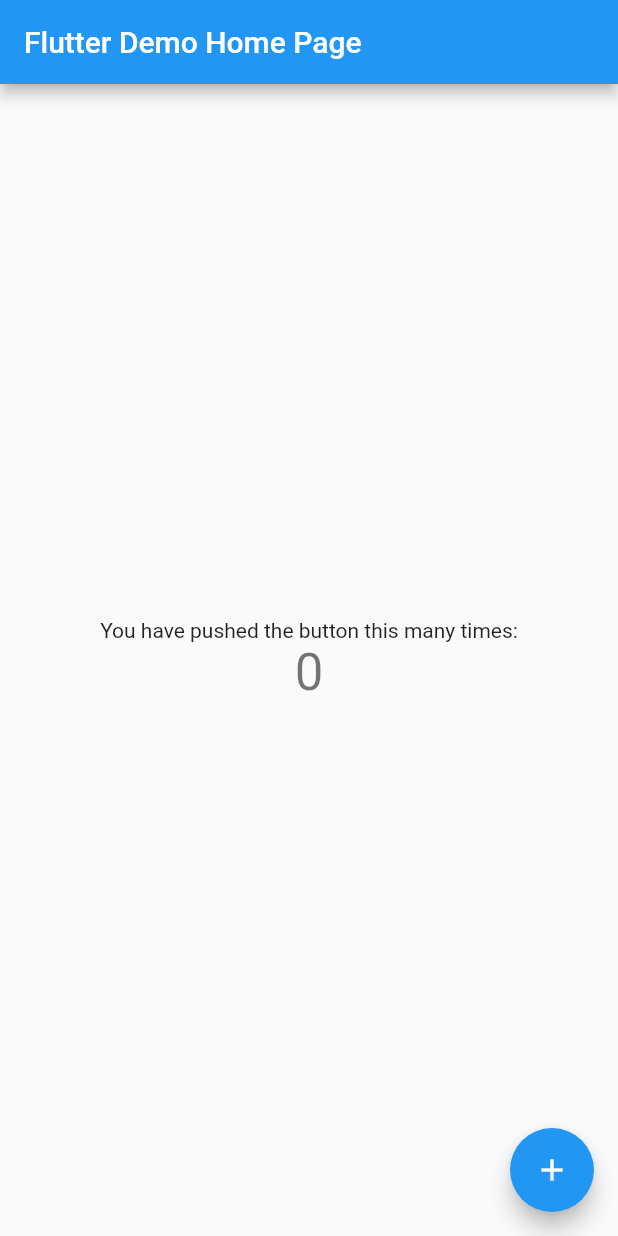
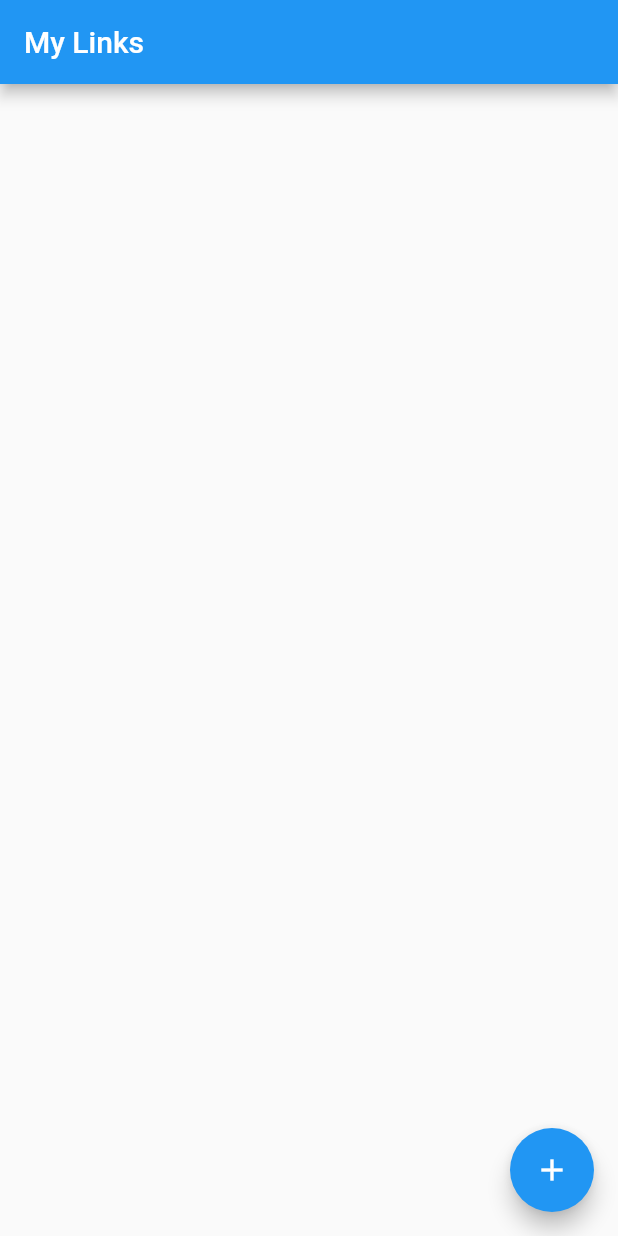
Before and after one commit to xinnks/mylinks-mobile, a Flutter app: the screen it shows after launch, on a phone screen of 412 x 824 dp. Run offline on Flutter 3.47's test engine with Material 2 defaults, Android fonts, the phone set to English and light mode, and no system bars; our stand-ins replace flutter_dotenv.

Commit message:
chore: Bulk stage

```diff
--- a/lib/main.dart
+++ b/lib/main.dart
@@ -1,6 +1,12 @@
 import 'package:flutter/material.dart';
+import 'package:flutter_dotenv/flutter_dotenv.dart';
+import 'package:http/http.dart' as http;
+import 'dart:convert' as convert;
 
-void main() {
+import 'package:mylinks_mobile/models.dart';
+
+void main() async {
+  await dotenv.load();
   runApp(const MyApp());
 }
 
@@ -11,7 +17,7 @@
   @override
   Widget build(BuildContext context) {
     return MaterialApp(
-      title: 'Flutter Demo',
+      title: 'Find Me On',
       theme: ThemeData(
         // This is the theme of your application.
         //
@@ -24,13 +30,13 @@
         // is not restarted.
         primarySwatch: Colors.blue,
       ),
-      home: const MyHomePage(title: 'Flutter Demo Home Page'),
+      home: const SocialLinksPage(title: 'My Links'),
     );
   }
 }
 
-class MyHomePage extends StatefulWidget {
-  const MyHomePage({super.key, required this.title});
+class SocialLinksPage extends StatefulWidget {
+  const SocialLinksPage({super.key, required this.title});
 
   // This widget is the home page of your application. It is stateful, meaning
   // that it has a State object (defined below) that contains fields that affect
@@ -44,11 +50,12 @@
   final String title;
 
   @override
-  State<MyHomePage> createState() => _MyHomePageState();
+  State<SocialLinksPage> createState() => _SocialLinksPageState();
 }
 
-class _MyHomePageState extends State<MyHomePage> {
+class _SocialLinksPageState extends State<SocialLinksPage> {
   int _counter = 0;
+  final List<double> timers = <double>[];
 
   void _incrementCounter() {
     setState(() {
@@ -61,6 +68,57 @@
     });
   }
 
+  /*Future<List<dynamic>>*/ allUsers() async {
+    // This example uses the Google Books API to search for books about http.
+    // https://developers.google.com/books/docs/overview
+    final String? dbUrl = dotenv.env["DB_URL"];
+    var url = Uri.https(dbUrl.toString(), '');
+
+    // Await the http get response, then decode the json-formatted response.
+    final loopStart = Stopwatch()..start();
+    for (var i = 0; i < 10; i++) {
+      final timer = Stopwatch()..start();
+      final Map<String, List<Map<String, String>>> statements = {
+        "statements": [
+          {"q": "select * from users"},
+        ]
+      };
+      print(statements.toString());
+      var response = await http.post(url, body: convert.jsonEncode(statements));
+      timers.add(timer.elapsed.inSeconds.toDouble());
+    }
+    final double totalTime =
+        timers.reduce((value, element) => value + element).toDouble();
+    print("average time: ${totalTime / 10}");
+    print("total time: ${loopStart.elapsed}");
+    // if (response.statusCode == 200) {
+    //   var jsonResponse = convert.jsonDecode(response.body) as List<dynamic>;
+    //   // var itemCount = jsonResponse['totalItems'];
+    //   final returnedData = jsonResponse[0];
+    //   // print('Result: $jsonResponse. ++ $returnedData');
+    //   if (returnedData["error"] != null) {
+    //     final ErrorData errorRes = ErrorData.fromJson(returnedData["error"]);
+    //     print(errorRes.message);
+    //     return [];
+    //   } else {
+    //     final SuccessData successRes =
+    //         SuccessData.fromJson(returnedData["results"]);
+    //     print("rows: ${successRes.rows}");
+    //     print("columns: ${successRes.columns}");
+    //     return successRes.rows;
+    //   }
+    // } else {
+    //   print('Request failed with status: ${response.statusCode}.');
+    //   return [];
+    // }
+  }
+
+  @override
+  void initState() {
+    super.initState();
+    allUsers();
+  }
+
   @override
   Widget build(BuildContext context) {
     // This method is rerun every time setState is called, for instance as done
@@ -71,40 +129,42 @@
     // than having to individually change instances of widgets.
     return Scaffold(
       appBar: AppBar(
-        // Here we take the value from the MyHomePage object that was created by
+        // Here we take the value from the SocialLinksPage object that was created by
         // the App.build method, and use it to set our appbar title.
         title: Text(widget.title),
       ),
-      body: Center(
-        // Center is a layout widget. It takes a single child and positions it
-        // in the middle of the parent.
-        child: Column(
-          // Column is also a layout widget. It takes a list of children and
-          // arranges them vertically. By default, it sizes itself to fit its
-          // children horizontally, and tries to be as tall as its parent.
-          //
-          // Invoke "debug painting" (press "p" in the console, choose the
-          // "Toggle Debug Paint" action from the Flutter Inspector in Android
-          // Studio, or the "Toggle Debug Paint" command in Visual Studio Code)
-          // to see the wireframe for each widget.
-          //
-          // Column has various properties to control how it sizes itself and
-          // how it positions its children. Here we use mainAxisAlignment to
-          // center the children vertically; the main axis here is the vertical
-          // axis because Columns are vertical (the cross axis would be
-          // horizontal).
-          mainAxisAlignment: MainAxisAlignment.center,
-          children: <Widget>[
-            const Text(
-              'You have pushed the button this many times:',
-            ),
-            Text(
-              '$_counter',
-              style: Theme.of(context).textTheme.headlineMedium,
-            ),
-          ],
-        ),
-      ),
+      body: Center(),
+      // body: FutureBuilder<List<dynamic>>(
+      //   future: allUsers(),
+      //   builder: (context, snapshot) {
+      //     switch (snapshot.connectionState) {
+      //       case ConnectionState.none:
+      //         return Column(
+      //           children: <Widget>[ Expanded( child: Center( child: Container( child: Text("Flexing!"), ), ), )], );
+      //       case ConnectionState.active:
+      //         return Text("active");
+      //       case ConnectionState.waiting:
+      //         return Text("waiting");
+      //       case ConnectionState.done:
+      //         if (snapshot.hasError){
+      //           return Center(
+      //             child: Column(children: [Text("Something went wrong!")],),
+      //           );
+      //         }else if(snapshot.hasData){
+      //           const users = snapshot.data;
+      //           ListView.builder(
+      //             itemCount: allUsers(),
+      //             itemBuilder: (BuildContext context, int i){
+      //             return ListTile(
+      //               leading: Text(),
+      //               title: Text(),
+      //               trailing: (),
+      //             );
+      //           });
+      //         }
+      //     }
+      //     return Center();
+      // }),
       floatingActionButton: FloatingActionButton(
         onPressed: _incrementCounter,
         tooltip: 'Increment',
--- a/pubspec.yaml
+++ b/pubspec.yaml
@@ -35,6 +35,8 @@
   # The following adds the Cupertino Icons font to your application.
   # Use with the CupertinoIcons class for iOS style icons.
   cupertino_icons: ^1.0.2
+  http: ^0.13.5
+  flutter_dotenv: ^5.0.2
 
 dev_dependencies:
   flutter_test:
@@ -59,7 +61,8 @@
   uses-material-design: true
 
   # To add assets to your application, add an assets section, like this:
-  # assets:
+  assets:
+    - .env
   #   - images/a_dot_burr.jpeg
   #   - images/a_dot_ham.jpeg
 
```
Also changed, not shown: lib/models.dart (+30 -0 lines), 2 other files.
